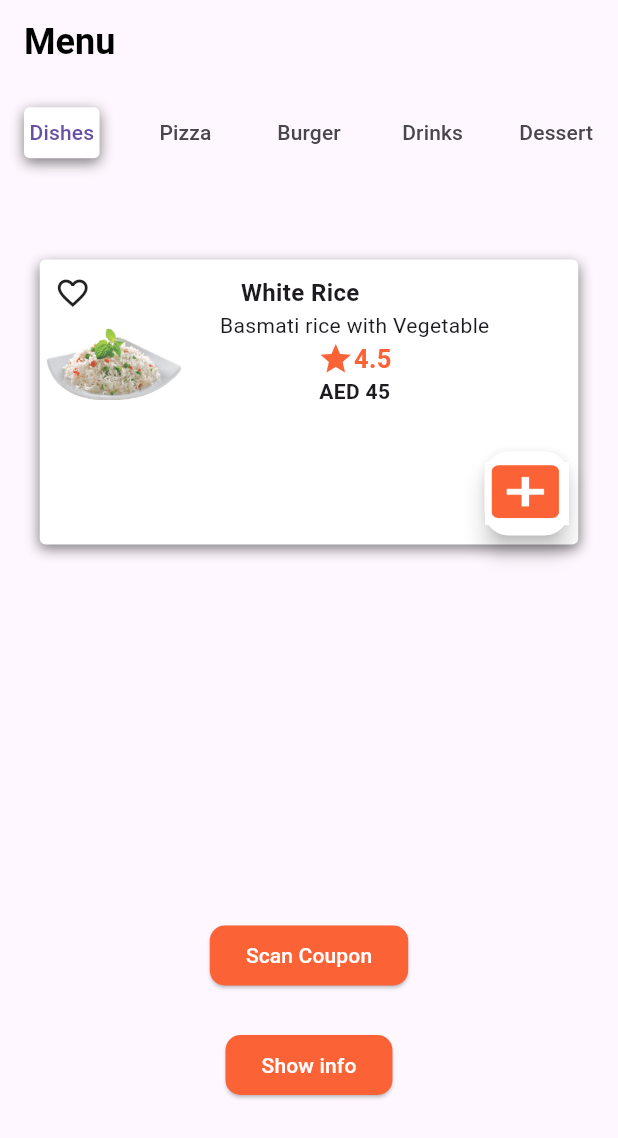
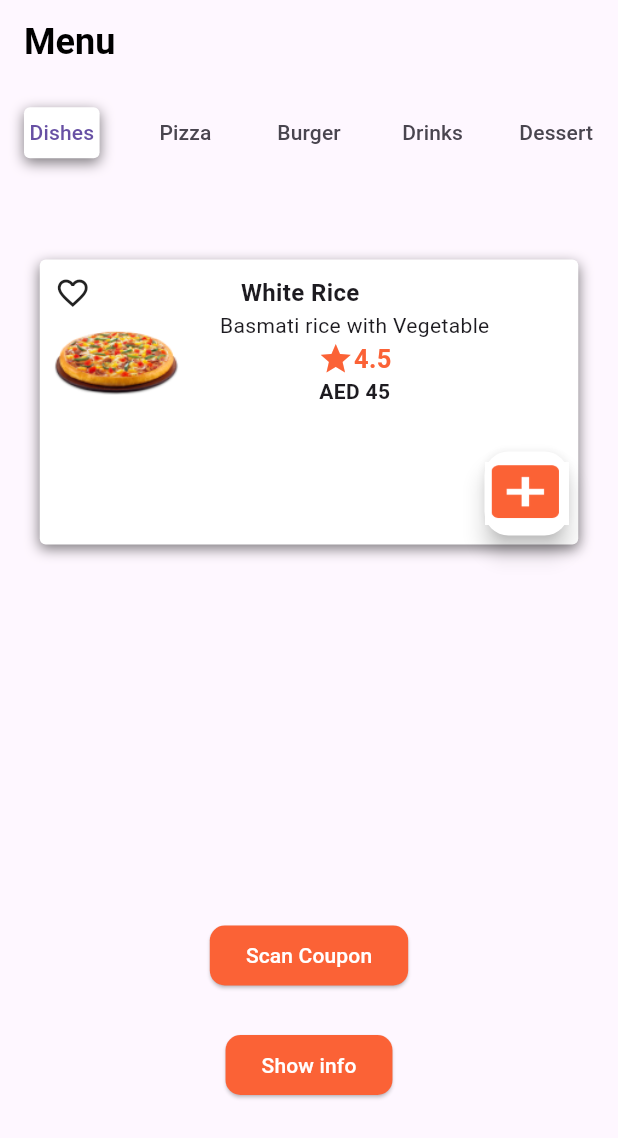
Before and after one commit to Flutter-gg-1/Restaurant-Menu-app, a Flutter app: the screen it shows after launch, on a phone screen of 412 x 824 dp. Shown: the top 1138 px of the screen. Run offline on Flutter 3.47's test engine with Material 3 defaults, Android fonts, the light colour scheme and no system bars.

Commit message:
UPD Page 3

```diff
--- a/lib/common.dart
+++ b/lib/common.dart
@@ -1,6 +1,6 @@
 import 'package:flutter/material.dart';
 
-Widget myContainer() {
+Widget myContainer({required String imagePath}) {
   return Container(
     width: 359,
     height: 190,
@@ -38,7 +38,7 @@ Widget myContainer() {
         Row(
           children: [
             Row(children: [
-              Image.asset('assets/1.png', width: 100),
+              Image.asset(imagePath, width: 100),
               const SizedBox(width: 20),
               const Column(
                 mainAxisAlignment: MainAxisAlignment.start,
@@ -134,7 +134,7 @@ Widget myContainer2() {
         Row(
           children: [
             Row(children: [
-              Image.asset('assets/1.png', width: 100),
+              Image.asset('assets/2.png', width: 100),
               const SizedBox(width: 20),
               const Column(
                 mainAxisAlignment: MainAxisAlignment.start,
--- a/lib/page_1.dart
+++ b/lib/page_1.dart
@@ -73,46 +73,22 @@ class _Page1State extends State<Page1> {
                   child: Column(
                     children: [
                       const SizedBox(height: 50),
-                      myContainer(),
+                      myContainer(imagePath: 'assets/2.png'),
                       myButton(inputKey: _scaffoldKey),
                     ],
                   ),
                 ),
-                Center(
-                  child: Column(
-                    children: [
-                      const SizedBox(height: 50),
-                      myContainer2(),
-                      myButton(inputKey: _scaffoldKey),
-                    ],
-                  ),
+                const Center(
+                  child: Text('Pizza'),
                 ),
-                Center(
-                  child: Column(
-                    children: [
-                      const SizedBox(height: 50),
-                      myContainer3(),
-                      myButton(inputKey: _scaffoldKey),
-                    ],
-                  ),
+                const Center(
+                  child: Text('Burger'),
                 ),
-                Center(
-                  child: Column(
-                    children: [
-                      const SizedBox(height: 50),
-                      myContainer4(),
-                      myButton(inputKey: _scaffoldKey),
-                    ],
-                  ),
+                const Center(
+                  child: Text('Drinks'),
                 ),
-                Center(
-                  child: Column(
-                    children: [
-                      const SizedBox(height: 50),
-                      myContainer5(),
-                      myButton(inputKey: _scaffoldKey),
-                    ],
-                  ),
+                const Center(
+                  child: Text('Dessert'),
                 ),
               ]),
             ),
```
